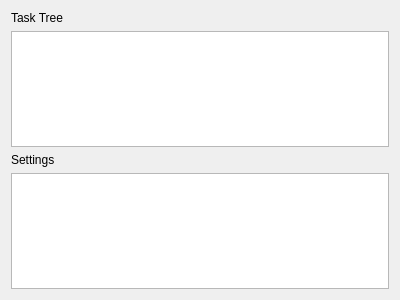
Before: the Qt Designer form visualization/motion_planning_tasks/task_panel.ui in moveit/moveit_task_constructor, drawn with Qt 5.
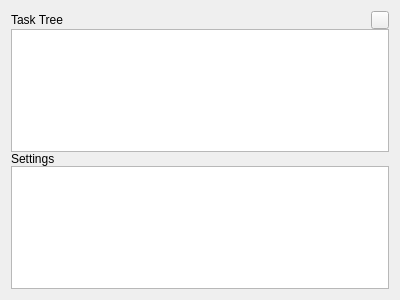
After: the same form once the commit is applied. Icons and pictures are not drawn. Custom widgets are drawn as their Qt base class.

Commit message:
reworked TaskModels
- separate RemoteTaskModel / LocalTaskModel, reusing existing storage
- TaskListModel collects several TaskModels
- TaskListModelCache: global singleton,
  maintaining TaskListModel of all tasks in system (used by panels)
- create LocalTask from stages available via pluglinlib

The edit to the form file:
```diff
--- a/visualization/motion_planning_tasks/task_panel.ui
+++ b/visualization/motion_planning_tasks/task_panel.ui
@@ -14,15 +14,46 @@
    <string>Form</string>
   </property>
   <layout class="QVBoxLayout" name="verticalLayout">
+   <property name="spacing">
+    <number>0</number>
+   </property>
    <item>
-    <widget class="QLabel" name="tasks_view_label">
-     <property name="text">
-      <string>Task Tree</string>
+    <layout class="QHBoxLayout" name="tasks_view_label_layout">
+     <property name="spacing">
+      <number>6</number>
      </property>
-    </widget>
+     <item>
+      <widget class="QLabel" name="tasks_view_label">
+       <property name="text">
+        <string>Task Tree</string>
+       </property>
+      </widget>
+     </item>
+     <item>
+      <widget class="QToolButton" name="button_add_stage">
+       <property name="maximumSize">
+        <size>
+         <width>18</width>
+         <height>18</height>
+        </size>
+       </property>
+       <property name="text">
+        <string/>
+       </property>
+       <property name="icon">
+        <iconset theme="add">
+         <normaloff>.</normaloff>.</iconset>
+       </property>
+      </widget>
+     </item>
+    </layout>
    </item>
    <item>
-    <widget class="QTreeView" name="tasks_view"/>
+    <widget class="QTreeView" name="tasks_view">
+     <property name="contextMenuPolicy">
+      <enum>Qt::ActionsContextMenu</enum>
+     </property>
+    </widget>
    </item>
    <item>
     <widget class="QLabel" name="settings_view_label">
```
Left out of the diff: 51 changed lines with no effect on the pictures. The commit also changes 40 other files.
